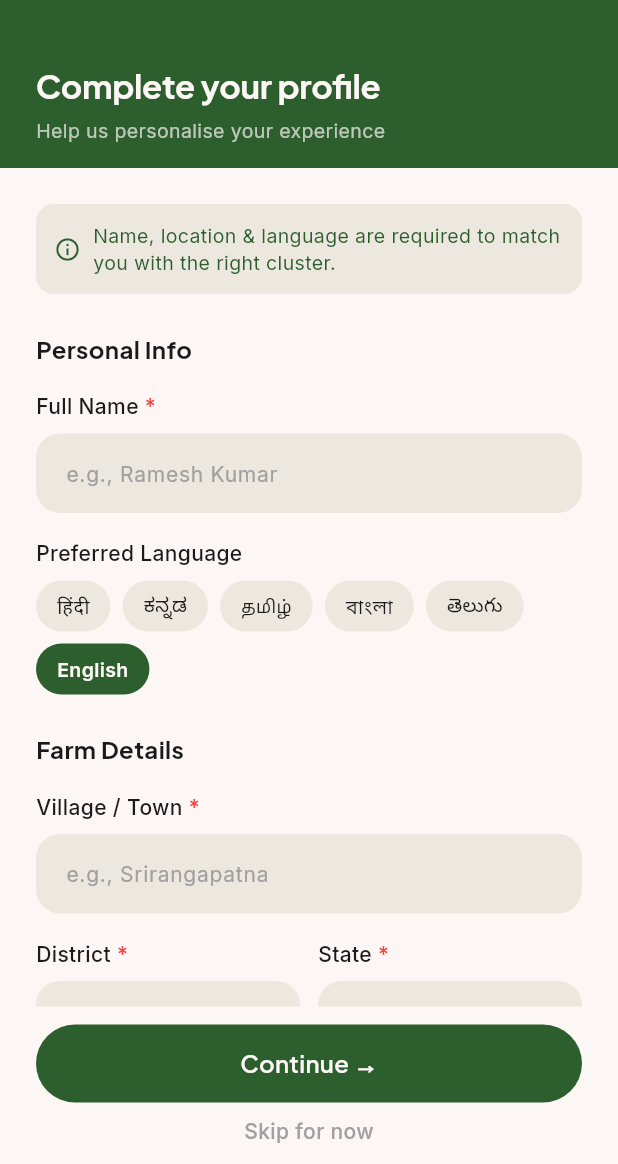
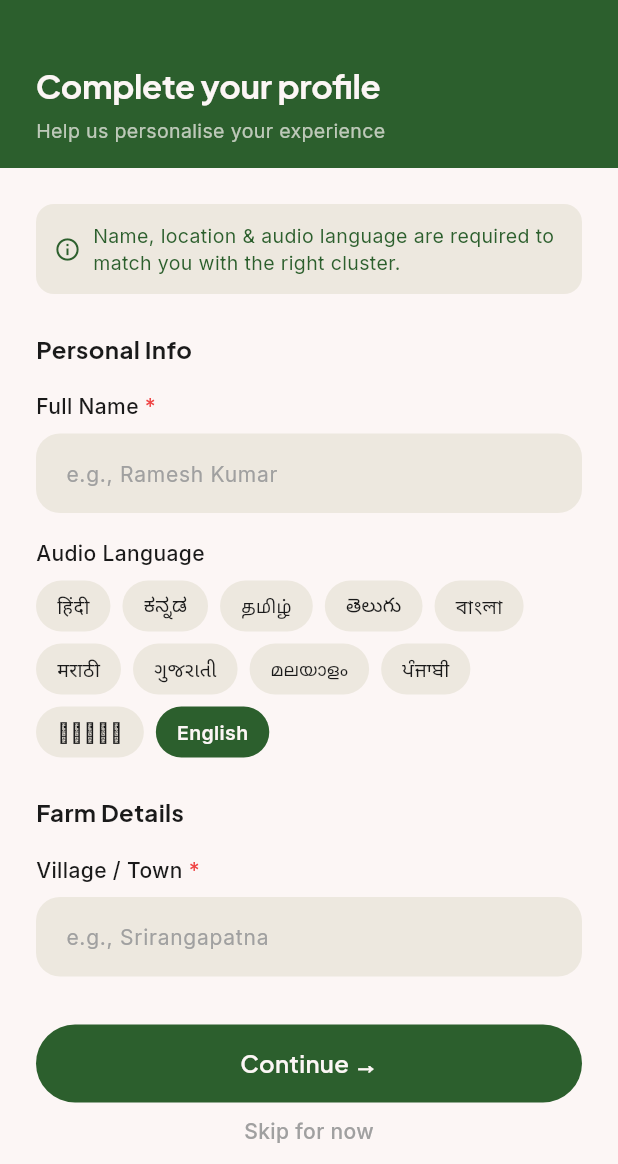
Before and after one commit to hackerslash/agrisetu, a Flutter app: the OnboardingScreen screen opened by its route, on a phone screen of 412 x 824 dp, the part 72-1236 px from its top. Run offline on Flutter 3.47's test engine with Material 3 defaults, Android fonts, the phone set to English and light mode, and no system bars; our stand-ins replace audioplayers, dio, flutter_map, flutter_riverpod, flutter_secure_storage, flutter_tts and 8 more; missing offline and left inert: dart:html, record; accounts and stored records are empty.

Commit message:
fix: language codes

```diff
--- a/apps/mobile/lib/core/constants/app_constants.dart
+++ b/apps/mobile/lib/core/constants/app_constants.dart
@@ -36,6 +36,21 @@ class AppConstants {
     {'code': 'en', 'label': 'English', 'name': 'English'},
   ];
 
+  // Voice/audio order languages supported by backend speech pipeline.
+  static const List<Map<String, String>> audioSupportedLanguages = [
+    {'code': 'hi', 'label': 'हिंदी', 'name': 'Hindi'},
+    {'code': 'kn', 'label': 'ಕನ್ನಡ', 'name': 'Kannada'},
+    {'code': 'ta', 'label': 'தமிழ்', 'name': 'Tamil'},
+    {'code': 'te', 'label': 'తెలుగు', 'name': 'Telugu'},
+    {'code': 'bn', 'label': 'বাংলা', 'name': 'Bengali'},
+    {'code': 'mr', 'label': 'मराठी', 'name': 'Marathi'},
+    {'code': 'gu', 'label': 'ગુજરાતી', 'name': 'Gujarati'},
+    {'code': 'ml', 'label': 'മലയാളം', 'name': 'Malayalam'},
+    {'code': 'pa', 'label': 'ਪੰਜਾਬੀ', 'name': 'Punjabi'},
+    {'code': 'or', 'label': 'ଓଡ଼ିଆ', 'name': 'Odia'},
+    {'code': 'en', 'label': 'English', 'name': 'English'},
+  ];
+
   // UPI Apps
   static const List<Map<String, String>> upiApps = [
     {'name': 'PhonePe', 'package': 'com.phonepe.app'},
--- a/apps/mobile/lib/features/auth/screens/onboarding_screen.dart
+++ b/apps/mobile/lib/features/auth/screens/onboarding_screen.dart
@@ -38,6 +38,13 @@ class _OnboardingScreenState extends ConsumerState<OnboardingScreen> {
   bool _isLoading = false;
   String? _error;
   bool _prefilled = false;
+
+  String _normalizeLanguageCode(String? code) {
+    final trimmed = (code ?? '').trim().toLowerCase();
+    if (trimmed.isEmpty) return 'en';
+    final parts = trimmed.split('-');
+    return parts.first;
+  }
 
   final _cropOptions = [
     'Wheat',
@@ -635,7 +642,11 @@ class _OnboardingScreenState extends ConsumerState<OnboardingScreen> {
       _landAreaCtrl.text =
           farmer.landArea != null ? farmer.landArea!.toString() : '';
       _upiCtrl.text = farmer.upiId ?? '';
-      _selectedLanguage = farmer.language;
+      final normalizedLanguage = _normalizeLanguageCode(farmer.language);
+      final isAudioLanguageSupported = AppConstants.audioSupportedLanguages.any(
+        (lang) => lang['code'] == normalizedLanguage,
+      );
+      _selectedLanguage = isAudioLanguageSupported ? normalizedLanguage : 'en';
       _cropsGrown
         ..clear()
         ..addAll(farmer.cropsGrown);
@@ -765,7 +776,7 @@ class _OnboardingScreenState extends ConsumerState<OnboardingScreen> {
                           const SizedBox(width: 8),
                           Expanded(
                             child: Text(
-                              'Name, location & language are required to match you with the right cluster.',
+                              'Name, location & audio language are required to match you with the right cluster.',
                               style: AppTextStyles.bodySmall
                                   .copyWith(color: AppColors.primary),
                             ),
@@ -786,19 +797,13 @@ class _OnboardingScreenState extends ConsumerState<OnboardingScreen> {
                     const SizedBox(height: 16),
 
                     // Language
-                    Text('Preferred Language', style: AppTextStyles.label),
+                    Text('Audio Language', style: AppTextStyles.label),
                     const SizedBox(height: 8),
                     Wrap(
                       spacing: 8,
                       runSpacing: 8,
-                      children: [
-                        {'code': 'hi', 'label': 'हिंदी'},
-                        {'code': 'kn', 'label': 'ಕನ್ನಡ'},
-                        {'code': 'ta', 'label': 'தமிழ்'},
-                        {'code': 'bn', 'label': 'বাংলা'},
-                        {'code': 'te', 'label': 'తెలుగు'},
-                        {'code': 'en', 'label': 'English'},
-                      ].map((lang) {
+                      children:
+                          AppConstants.audioSupportedLanguages.map((lang) {
                         final isSelected = _selectedLanguage == lang['code'];
                         return GestureDetector(
                           onTap: () =>
```
Also changed, not shown: apps/mobile/lib/features/profile/screens/profile_screen.dart (+10 -16 lines).
